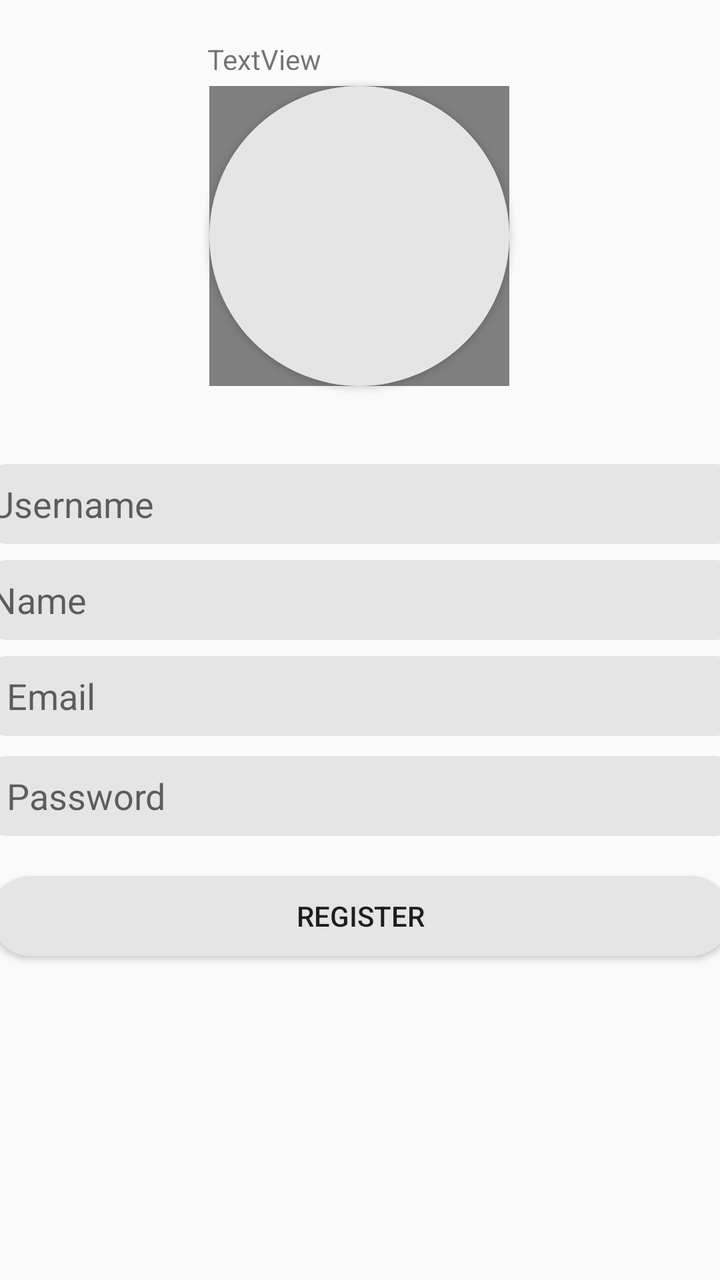
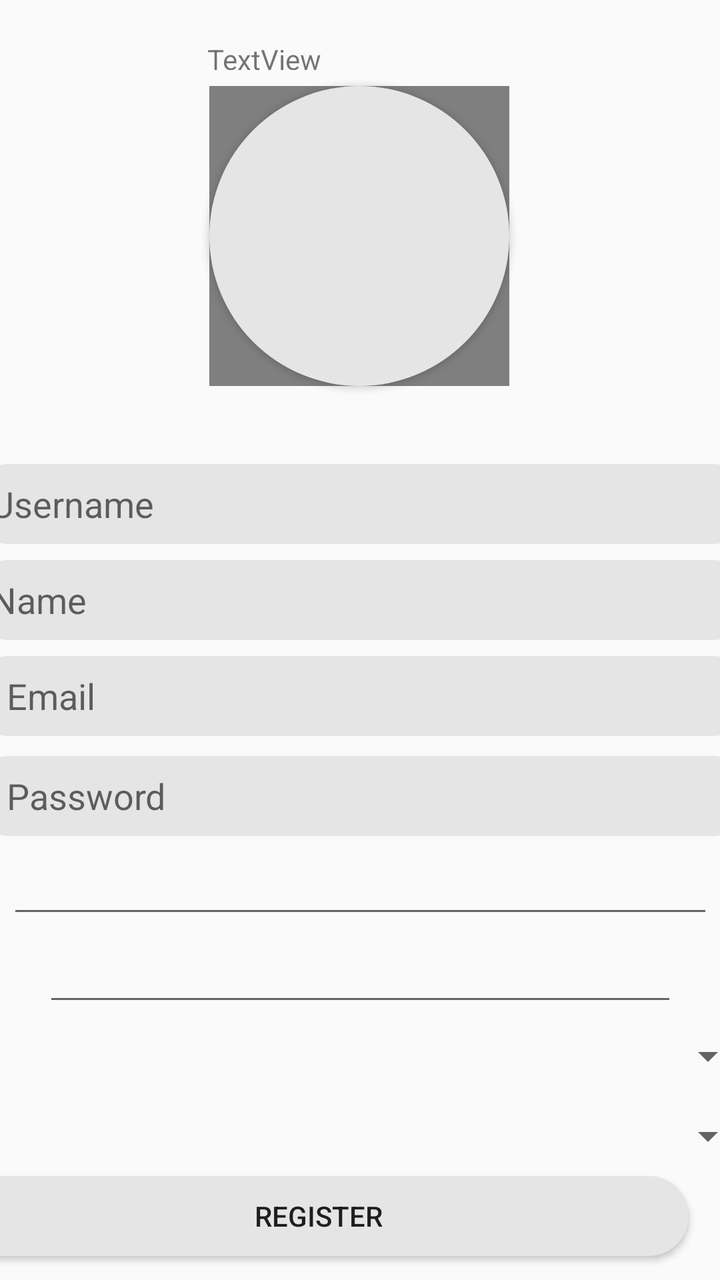

An Android layout rendered at two revisions. The XML below is the earlier revision; the diff shows what the commit changed to produce the second picture.
<!-- AndroidManifest.xml: application theme AppTheme -->
<!-- res/layout/activity_register.xml -->
<?xml version="1.0" encoding="utf-8"?>
<androidx.constraintlayout.widget.ConstraintLayout xmlns:android="http://schemas.android.com/apk/res/android"
    xmlns:app="http://schemas.android.com/apk/res-auto"
    xmlns:tools="http://schemas.android.com/tools"
    android:layout_width="match_parent"
    android:layout_height="match_parent"
    tools:context=".RegisterActivity">

    <EditText
        android:id="@+id/edit_email_register"
        android:layout_width="370dp"
        android:layout_height="40dp"
        android:layout_marginTop="8dp"
        android:autofillHints=""
        android:background="@drawable/bg_edittext_rounded"
        android:ems="10"
        android:hint="@string/login_email"
        android:inputType="textEmailAddress"
        android:paddingLeft="8dp"
        app:layout_constraintEnd_toEndOf="@+id/edittext_name_register"
        app:layout_constraintStart_toStartOf="@+id/edittext_name_register"
        app:layout_constraintTop_toBottomOf="@+id/edittext_name_register" />

    <EditText
        android:id="@+id/edit_password_register"
        android:layout_width="370dp"
        android:layout_height="40dp"
        android:layout_marginTop="10dp"
        android:background="@drawable/bg_edittext_rounded"
        android:ems="10"
        android:hint="@string/login_password"
        android:importantForAutofill="no"
        android:inputType="textPassword"
        android:paddingLeft="8dp"
        app:layout_constraintEnd_toEndOf="@+id/edit_email_register"
        app:layout_constraintStart_toStartOf="@+id/edit_email_register"
        app:layout_constraintTop_toBottomOf="@+id/edit_email_register" />

    <Button
        android:id="@+id/btn_register"
        android:layout_width="370dp"
        android:layout_height="40dp"
        android:layout_marginStart="16dp"
        android:layout_marginTop="20dp"
        android:layout_marginEnd="16dp"
        android:background="@drawable/bg_button_rounded"
        android:text="@string/register"
        app:layout_constraintEnd_toEndOf="parent"
        app:layout_constraintStart_toStartOf="parent"
        app:layout_constraintTop_toBottomOf="@+id/edit_password_register" />

    <EditText
        android:id="@+id/edittext_name_register"
        android:layout_width="370dp"
        android:layout_height="40dp"
        android:layout_marginTop="8dp"
        android:background="@drawable/bg_edittext_rounded"
        android:ems="10"
        android:hint="@string/register_name"
        android:inputType="textPersonName"
        app:layout_constraintEnd_toEndOf="@+id/edittext_username_register"
        app:layout_constraintStart_toStartOf="@+id/edittext_username_register"
        app:layout_constraintTop_toBottomOf="@+id/edittext_username_register" />

    <EditText
        android:id="@+id/edittext_username_register"
        android:layout_width="370dp"
        android:layout_height="40dp"
        android:layout_marginStart="8dp"
        android:layout_marginTop="232dp"
        android:layout_marginEnd="8dp"
        android:background="@drawable/bg_edittext_rounded"
        android:ems="10"
        android:hint="@string/register_username"
        android:inputType="textPersonName"
        app:layout_constraintEnd_toEndOf="parent"
        app:layout_constraintStart_toStartOf="parent"
        app:layout_constraintTop_toTopOf="parent" />

    <Button
        android:id="@+id/btn_selected_photo"
        android:layout_width="150dp"
        android:layout_height="150dp"
        android:layout_marginStart="130dp"
        android:layout_marginTop="43dp"
        android:layout_marginEnd="131dp"
        android:background="@drawable/bg_button__img_rounded"
        app:layout_constraintEnd_toEndOf="parent"
        app:layout_constraintStart_toStartOf="parent"
        app:layout_constraintTop_toTopOf="parent" />

    <de.hdodenhof.circleimageview.CircleImageView
        android:id="@+id/img_photo"
        android:layout_width="150dp"
        android:layout_height="150dp"
        app:layout_constraintBottom_toBottomOf="@+id/btn_selected_photo"
        app:layout_constraintEnd_toEndOf="@+id/btn_selected_photo"
        app:layout_constraintStart_toStartOf="@+id/btn_selected_photo"
        app:layout_constraintTop_toTopOf="@+id/btn_selected_photo" />

    <TextView
        android:id="@+id/txtErrorRegister"
        android:layout_width="152dp"
        android:layout_height="15dp"
        android:layout_marginBottom="8dp"
        android:text="TextView"
        app:layout_constraintBottom_toTopOf="@+id/img_photo"
        app:layout_constraintEnd_toEndOf="@+id/img_photo"
        app:layout_constraintStart_toStartOf="@+id/img_photo" />


</androidx.constraintlayout.widget.ConstraintLayout>
<!-- resources referenced by this layout -->
<resources>
  <!-- drawable bg_button__img_rounded (drawable) -->
  <?xml version="1.0" encoding="utf-8"?>
  <shape xmlns:android="http://schemas.android.com/apk/res/android">
      <solid android:color="@color/white"/>
      <corners android:radius="150dp"/>
  </shape>
  <!-- drawable bg_button_rounded (drawable) -->
  <?xml version="1.0" encoding="utf-8"?>
  <shape xmlns:android="http://schemas.android.com/apk/res/android">
      <solid android:color="@color/white"/>
      
      <corners android:radius="25dp"/>
  </shape>
  <!-- drawable bg_edittext_rounded (drawable) -->
  <?xml version="1.0" encoding="utf-8"?>
  <shape xmlns:android="http://schemas.android.com/apk/res/android">
      <solid android:color="@color/white"/>
      <corners android:radius="8dp"/>
  </shape>
  <string name="login_email">Email</string>
  <string name="login_password">Password</string>
  <string name="register">Register</string>
  <string name="register_name">Name</string>
  <string name="register_username">Username</string>
  <style name="AppTheme" parent="Theme.AppCompat.Light.NoActionBar">
          
          <item name="colorPrimary">@color/colorPrimary</item>
          <item name="colorPrimaryDark">@color/colorPrimaryDark</item>
          <item name="colorAccent">@color/colorAccent</item>
      </style>
  <color name="white">#e5e5e5</color>
  <color name="colorPrimary">#008577</color>
  <color name="colorPrimaryDark">#00574B</color>
  <color name="colorAccent">#D81B60</color>
</resources>

<!-- the commit's change to res/layout/activity_register.xml (unified diff, before → after) -->
@@ -41,13 +41,14 @@
         android:layout_width="370dp"
         android:layout_height="40dp"
         android:layout_marginStart="16dp"
-        android:layout_marginTop="20dp"
+        android:layout_marginTop="8dp"
         android:layout_marginEnd="16dp"
         android:background="@drawable/bg_button_rounded"
         android:text="@string/register"
         app:layout_constraintEnd_toEndOf="parent"
+        app:layout_constraintHorizontal_bias="1.0"
         app:layout_constraintStart_toStartOf="parent"
-        app:layout_constraintTop_toBottomOf="@+id/edit_password_register" />
+        app:layout_constraintTop_toBottomOf="@+id/sp_register_line" />
 
     <EditText
         android:id="@+id/edittext_name_register"
@@ -108,5 +109,49 @@
         app:layout_constraintEnd_toEndOf="@+id/img_photo"
         app:layout_constraintStart_toStartOf="@+id/img_photo" />
 
+    <EditText
+        android:id="@+id/edtxtRegisterNameCity"
+        android:layout_width="353dp"
+        android:layout_height="38dp"
+        android:layout_marginTop="8dp"
+        android:ems="10"
+        android:inputType="textPersonName"
+        app:layout_constraintEnd_toEndOf="@+id/edit_password_register"
+        app:layout_constraintStart_toStartOf="@+id/edit_password_register"
+        app:layout_constraintTop_toBottomOf="@+id/edit_password_register" />
+
+    <EditText
+        android:id="@+id/edtxtRegisterPhoneNumber"
+        android:layout_width="317dp"
+        android:layout_height="36dp"
+        android:layout_marginTop="8dp"
+        android:ems="10"
+        android:inputType="textPersonName"
+        app:layout_constraintEnd_toEndOf="@+id/edtxtRegisterNameCity"
+        app:layout_constraintStart_toStartOf="@+id/edtxtRegisterNameCity"
+        app:layout_constraintTop_toBottomOf="@+id/edtxtRegisterNameCity" />
+
+    <Spinner
+        android:id="@+id/sp_register_area"
+        android:layout_width="395dp"
+        android:layout_height="wrap_content"
+        android:layout_marginStart="8dp"
+        android:layout_marginTop="8dp"
+        android:layout_marginEnd="8dp"
+        app:layout_constraintEnd_toEndOf="parent"
+        app:layout_constraintStart_toStartOf="parent"
+        app:layout_constraintTop_toBottomOf="@+id/edtxtRegisterPhoneNumber" />
+
+    <Spinner
+        android:id="@+id/sp_register_line"
+        android:layout_width="395dp"
+        android:layout_height="wrap_content"
+        android:layout_marginStart="8dp"
+        android:layout_marginTop="16dp"
+        android:layout_marginEnd="8dp"
+        app:layout_constraintEnd_toEndOf="parent"
+        app:layout_constraintStart_toStartOf="parent"
+        app:layout_constraintTop_toBottomOf="@+id/sp_register_area" />
+
 
 </androidx.constraintlayout.widget.ConstraintLayout>
